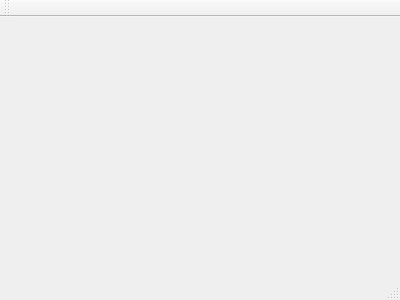
Qt form mainwindow.ui (ashvalev78/SummerPractice1) before a commit.
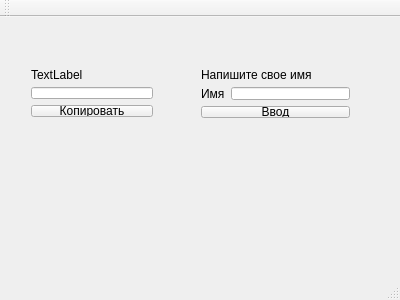
The same form after that commit.

```diff
--- a/mainwindow.ui
+++ b/mainwindow.ui
@@ -12,13 +12,102 @@
   <property name="windowTitle" >
    <string>MainWindow</string>
   </property>
-  <widget class="QMenuBar" name="menuBar" />
-  <widget class="QToolBar" name="mainToolBar" />
-  <widget class="QWidget" name="centralWidget" />
-  <widget class="QStatusBar" name="statusBar" />
+  <widget class="QWidget" name="centralWidget">
+   <widget class="QWidget" name="">
+    <property name="geometry">
+     <rect>
+      <x>20</x>
+      <y>40</y>
+      <width>144</width>
+      <height>71</height>
+     </rect>
+    </property>
+    <layout class="QVBoxLayout" name="verticalLayout">
+     <item>
+      <widget class="QLabel" name="label">
+       <property name="text">
+        <string>TextLabel</string>
+       </property>
+      </widget>
+     </item>
+     <item>
+      <widget class="QLineEdit" name="lineEdit"/>
+     </item>
+     <item>
+      <widget class="QPushButton" name="pushButton">
+       <property name="text">
+        <string>Копировать</string>
+       </property>
+      </widget>
+     </item>
+    </layout>
+   </widget>
+   <widget class="QWidget" name="">
+    <property name="geometry">
+     <rect>
+      <x>190</x>
+      <y>40</y>
+      <width>171</width>
+      <height>72</height>
+     </rect>
+    </property>
+    <layout class="QVBoxLayout" name="verticalLayout_2">
+     <item>
+      <widget class="QLabel" name="name_label">
+       <property name="text">
+        <string>Напишите свое имя</string>
+       </property>
+      </widget>
+     </item>
+     <item>
+      <layout class="QHBoxLayout" name="horizontalLayout">
+       <item>
+        <widget class="QLabel" name="label_nameText">
+         <property name="text">
+          <string>Имя</string>
+         </property>
+        </widget>
+       </item>
+       <item>
+        <widget class="QLineEdit" name="name_line">
+         <property name="toolTip">
+          <string>&lt;html&gt;&lt;head/&gt;&lt;body&gt;&lt;p&gt;Введите ваше имя&lt;/p&gt;&lt;/body&gt;&lt;/html&gt;</string>
+         </property>
+        </widget>
+       </item>
+      </layout>
+     </item>
+     <item>
+      <widget class="QPushButton" name="sayhi_button">
+       <property name="text">
+        <string>Ввод</string>
+       </property>
+      </widget>
+     </item>
+    </layout>
+   </widget>
+  </widget>
+  <widget class="QMenuBar" name="menuBar">
+   <property name="geometry">
+    <rect>
+     <x>0</x>
+     <y>0</y>
+     <width>400</width>
+     <height>21</height>
+    </rect>
+   </property>
+  </widget>
+  <widget class="QToolBar" name="mainToolBar">
+   <attribute name="toolBarArea">
+    <enum>TopToolBarArea</enum>
+   </attribute>
+   <attribute name="toolBarBreak">
+    <bool>false</bool>
+   </attribute>
+  </widget>
+  <widget class="QStatusBar" name="statusBar"/>
  </widget>
- <layoutDefault spacing="6" margin="11" />
- <pixmapfunction></pixmapfunction>
+ <layoutdefault spacing="6" margin="11"/>
  <resources/>
  <connections/>
 </ui>
```
Left out of the diff: 7 changed lines with no effect on the pictures.
